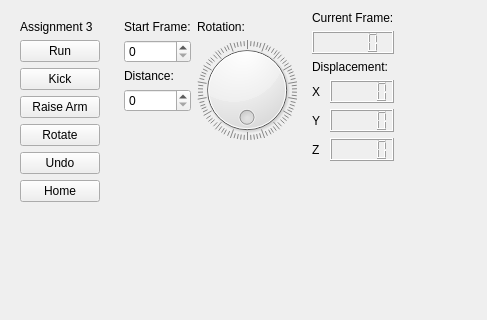
ryeleo/ChernoffFaceAnimator, file resources/widget/Assignment3Widget/widget.ui: the form before one commit; both pictures show x 0 to 487 and y 0 to 320 of the 608 by 422 pixel window.
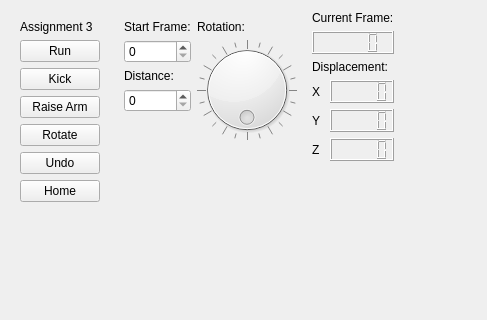
The form after the commit.

Diff of the .ui file:
```diff
--- a/resources/widget/Assignment3Widget/widget.ui
+++ b/resources/widget/Assignment3Widget/widget.ui
@@ -160,9 +160,15 @@
           <property name="maximum">
            <number>359</number>
           </property>
+          <property name="singleStep">
+           <number>5</number>
+          </property>
           <property name="wrapping">
            <bool>true</bool>
           </property>
+          <property name="notchTarget">
+           <double>5.000000000000000</double>
+          </property>
           <property name="notchesVisible">
            <bool>true</bool>
           </property>
```
